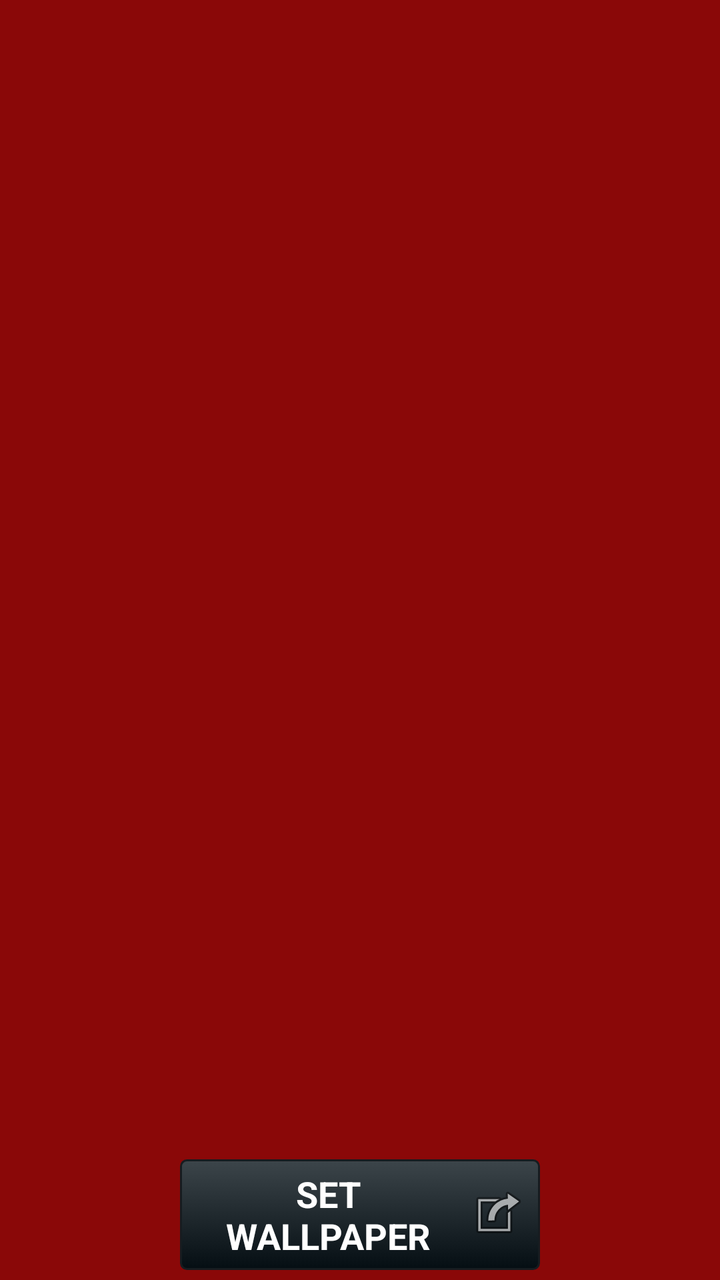
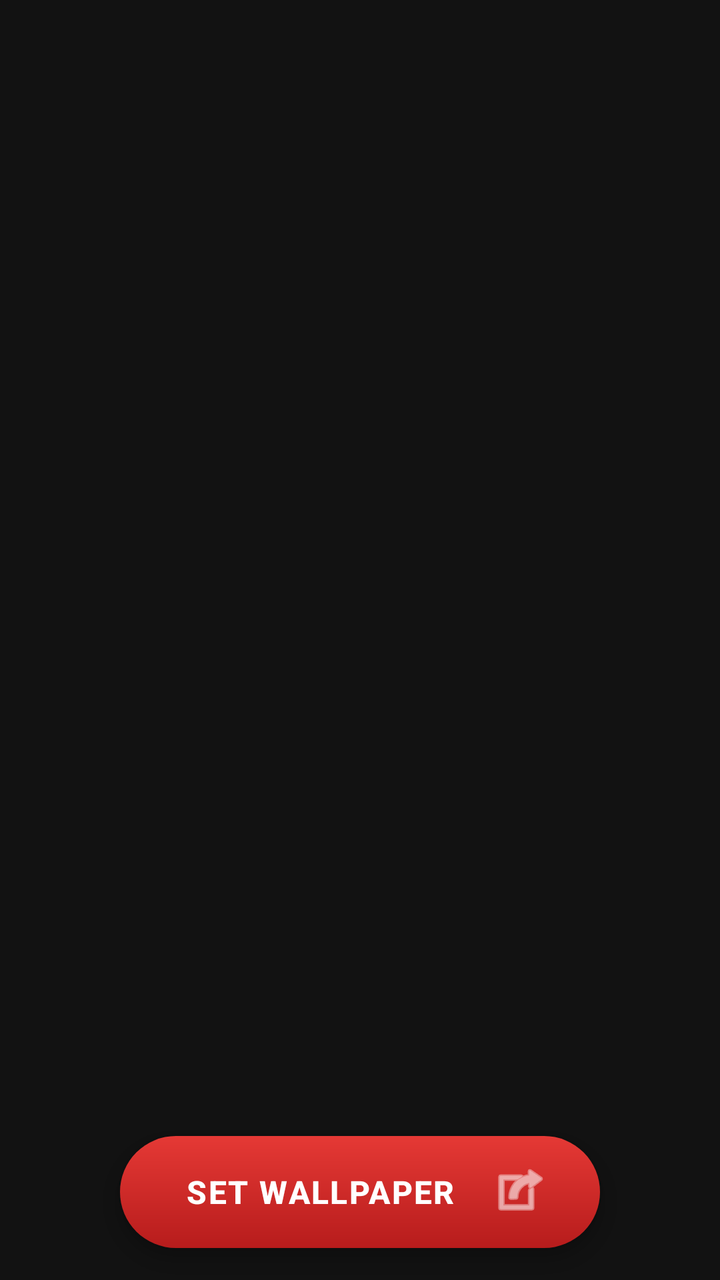

Before-and-after screenshots of an Android layout around one commit, followed by the original layout XML and the change that was made.
<!-- AndroidManifest.xml: application theme AppTheme -->
<!-- res/layout/layout_wallpaper.xml -->
<?xml version="1.0" encoding="utf-8"?>
<LinearLayout xmlns:android="http://schemas.android.com/apk/res/android"
    android:layout_width="match_parent"
    android:layout_height="match_parent"
    android:background="@color/granate"
    android:gravity="bottom|center"
    android:orientation="vertical" >

    <ImageView
        android:id="@+id/ivWall"
        android:layout_width="match_parent"
        android:layout_height="300dp"
        android:layout_margin="5dp" />

    <Button
        android:id="@+id/btnWall"
        android:layout_width="180dp"
        android:layout_height="wrap_content"
        android:layout_marginBottom="5dp"
        android:layout_marginTop="10dp"
        android:background="@drawable/custom_btn_black_pearl"
        android:drawableRight="@android:drawable/ic_menu_set_as"
        android:padding="5dp"
        android:text="@string/wallpaper"
        android:textColor="@color/white"
        android:textSize="18sp"
        android:textStyle="bold" />
    
    <LinearLayout
        android:id="@+id/llWallpaper"
        android:layout_width="match_parent"
        android:layout_height="wrap_content"
        android:orientation="vertical" >
    </LinearLayout>

</LinearLayout>
<!-- resources referenced by this layout -->
<resources>
  <color name="granate">#8A0808</color>
  <color name="white">#FFFFFF</color>
  <!-- drawable custom_btn_black_pearl (drawable) -->
  <?xml version="1.0" encoding="utf-8"?>
  <selector xmlns:android="http://schemas.android.com/apk/res/android" >
       <item android:state_pressed="true" >
           <shape android:shape="rectangle"  >
               <corners android:radius="3dip" />
               <stroke android:width="1dip" android:color="#171c20" />
               <gradient  android:angle="-90"  android:startColor="#080909" android:endColor="#626b70"  />            
           </shape>
       </item>
      <item android:state_focused="true">
           <shape android:shape="rectangle"  >
               <corners android:radius="3dip" />
               <stroke android:width="1dip" android:color="#171c20" />
               <solid  android:color="#050e13"/>       
           </shape>
       </item>  
      <item >
          <shape android:shape="rectangle"  >
               <corners android:radius="3dip" />
               <stroke android:width="1dip" android:color="#171c20" />
               <gradient  android:angle="-90"  android:startColor="#3c454a" android:endColor="#050e13" />            
           </shape>
       </item>
  </selector>
  <string name="wallpaper">SET WALLPAPER</string>
  <style name="AppTheme" parent="AppBaseTheme">
          
      </style>
  <style name="AppBaseTheme" parent="android:Theme.Light">
          
      </style>
</resources>

<!-- the commit's change to res/layout/layout_wallpaper.xml (unified diff, before → after) -->
@@ -2,34 +2,32 @@
 <LinearLayout xmlns:android="http://schemas.android.com/apk/res/android"
     android:layout_width="match_parent"
     android:layout_height="match_parent"
-    android:background="@color/granate"
-    android:gravity="bottom|center"
+    android:background="@color/fondo_oscuro"
+    android:fitsSystemWindows="true"
+    android:gravity="center_horizontal"
     android:orientation="vertical" >
 
     <ImageView
         android:id="@+id/ivWall"
         android:layout_width="match_parent"
-        android:layout_height="300dp"
-        android:layout_margin="5dp" />
+        android:layout_height="0dp"
+        android:layout_weight="1"
+        android:layout_margin="16dp"
+        android:scaleType="centerCrop"
+        android:contentDescription="@string/wallpaper" />
 
     <Button
         android:id="@+id/btnWall"
-        android:layout_width="180dp"
-        android:layout_height="wrap_content"
-        android:layout_marginBottom="5dp"
-        android:layout_marginTop="10dp"
-        android:background="@drawable/custom_btn_black_pearl"
+        style="@style/BotonPrincipal"
+        android:layout_marginBottom="16dp"
         android:drawableRight="@android:drawable/ic_menu_set_as"
-        android:padding="5dp"
-        android:text="@string/wallpaper"
-        android:textColor="@color/white"
-        android:textSize="18sp"
-        android:textStyle="bold" />
-    
+        android:text="@string/wallpaper" />
+
     <LinearLayout
         android:id="@+id/llWallpaper"
         android:layout_width="match_parent"
         android:layout_height="wrap_content"
+        android:gravity="center"
         android:orientation="vertical" >
     </LinearLayout>
 
<!-- resource entries referenced after the edit -->
@@ -1,38 +1,40 @@
 <!-- resources referenced by this layout -->
 <resources>
-  <color name="granate">#8A0808</color>
+  <color name="fondo_oscuro">#121212</color>
   <color name="white">#FFFFFF</color>
-  <!-- drawable custom_btn_black_pearl (drawable) -->
+  <string name="wallpaper">SET WALLPAPER</string>
+  <style name="BotonPrincipal">
+          <item name="android:layout_width">240dp</item>
+          <item name="android:layout_height">56dp</item>
+          <item name="android:background">@drawable/btn_primary</item>
+          <item name="android:textColor">@color/white</item>
+          <item name="android:textSize">16sp</item>
+          <item name="android:textStyle">bold</item>
+          <item name="android:letterSpacing">0.05</item>
+          <item name="android:drawableTint">@color/white</item>
+          <item name="android:drawablePadding">8dp</item>
+          <item name="android:paddingLeft">24dp</item>
+          <item name="android:paddingRight">24dp</item>
+          <item name="android:elevation">4dp</item>
+          <item name="android:stateListAnimator">@null</item>
+      </style>
+  <style name="AppTheme" parent="AppBaseTheme" />
+  <!-- drawable btn_primary (drawable) -->
   <?xml version="1.0" encoding="utf-8"?>
-  <selector xmlns:android="http://schemas.android.com/apk/res/android" >
-       <item android:state_pressed="true" >
-           <shape android:shape="rectangle"  >
-               <corners android:radius="3dip" />
-               <stroke android:width="1dip" android:color="#171c20" />
-               <gradient  android:angle="-90"  android:startColor="#080909" android:endColor="#626b70"  />            
-           </shape>
-       </item>
-      <item android:state_focused="true">
-           <shape android:shape="rectangle"  >
-               <corners android:radius="3dip" />
-               <stroke android:width="1dip" android:color="#171c20" />
-               <solid  android:color="#050e13"/>       
-           </shape>
-       </item>  
-      <item >
-          <shape android:shape="rectangle"  >
-               <corners android:radius="3dip" />
-               <stroke android:width="1dip" android:color="#171c20" />
-               <gradient  android:angle="-90"  android:startColor="#3c454a" android:endColor="#050e13" />            
-           </shape>
-       </item>
-  </selector>
-  <string name="wallpaper">SET WALLPAPER</string>
-  <style name="AppTheme" parent="AppBaseTheme">
-          
-      </style>
-  <style name="AppBaseTheme" parent="android:Theme.Light">
-          
-      </style>
+  <ripple xmlns:android="http://schemas.android.com/apk/res/android"
+      android:color="#40FFFFFF">
+      <item>
+          <shape android:shape="rectangle">
+              <corners android:radius="28dp" />
+              <gradient
+                  android:angle="-90"
+                  android:startColor="@color/rojo_pio"
+                  android:endColor="@color/rojo_pio_oscuro" />
+          </shape>
+      </item>
+  </ripple>
+  <style name="AppBaseTheme" parent="android:Theme.Material.Light.NoActionBar" />
+  <color name="rojo_pio">#E53935</color>
+  <color name="rojo_pio_oscuro">#B71C1C</color>
 </resources>
 
